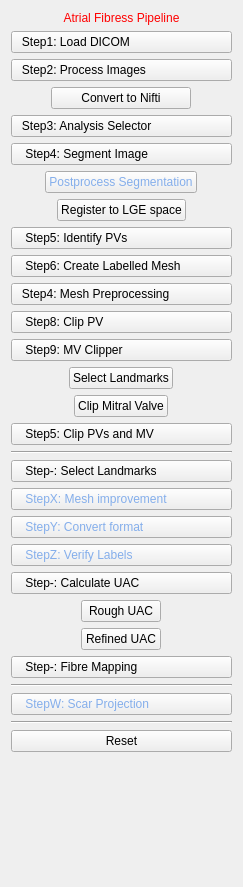
The window that CemrgApp/Plugins/kcl.cemrgapp.atrialfibres/src/internal/AtrialFibresViewControls.ui (OpenHeartDevelopers/CemrgApp) describes before a commit, drawn with Qt 5.
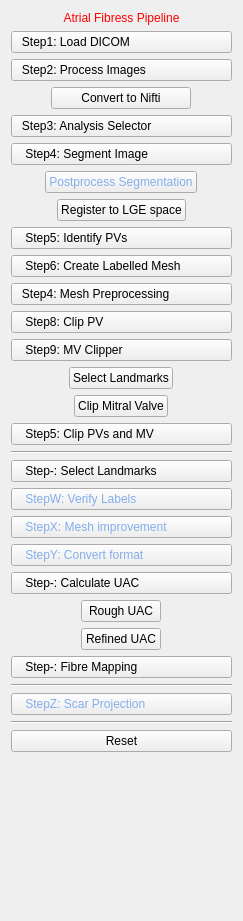
The same window after the commit.

Commit message: [bugfix] OpenCarpDocker: solver parameters set + button arrangement

```diff
--- a/CemrgApp/Plugins/kcl.cemrgapp.atrialfibres/src/internal/AtrialFibresViewControls.ui
+++ b/CemrgApp/Plugins/kcl.cemrgapp.atrialfibres/src/internal/AtrialFibresViewControls.ui
@@ -7,7 +7,7 @@
     <x>0</x>
     <y>0</y>
     <width>243</width>
-    <height>887</height>
+    <height>921</height>
    </rect>
   </property>
   <property name="font">
@@ -221,6 +221,16 @@
      </property>
     </widget>
    </item>
+   <item>
+    <widget class="QPushButton" name="button_0_3_checklabels">
+     <property name="styleSheet">
+      <string notr="true">text-align: left; color: rgb(132, 174, 235);</string>
+     </property>
+     <property name="text">
+      <string>    StepW: Verify Labels</string>
+     </property>
+    </widget>
+   </item>
    <item>
     <widget class="QPushButton" name="button_x_meshtools">
      <property name="font">
@@ -248,16 +258,6 @@
      </property>
     </widget>
    </item>
-   <item>
-    <widget class="QPushButton" name="button_0_3_checklabels">
-     <property name="styleSheet">
-      <string notr="true">text-align: left; color: rgb(132, 174, 235);</string>
-     </property>
-     <property name="text">
-      <string>    StepZ: Verify Labels</string>
-     </property>
-    </widget>
-   </item>
    <item>
     <widget class="QPushButton" name="button_0_calculateUac">
      <property name="styleSheet">
@@ -305,7 +305,7 @@
       <string notr="true">text-align: left; color: rgb(132, 174, 235);</string>
      </property>
      <property name="text">
-      <string>    StepW: Scar Projection</string>
+      <string>    StepZ: Scar Projection</string>
      </property>
     </widget>
    </item>
```
The commit also changes 1 other file.
